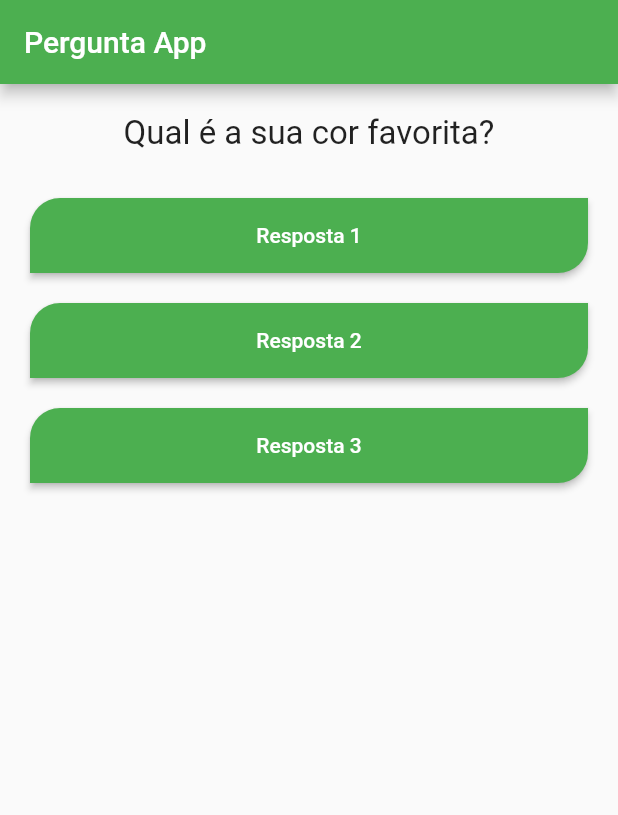
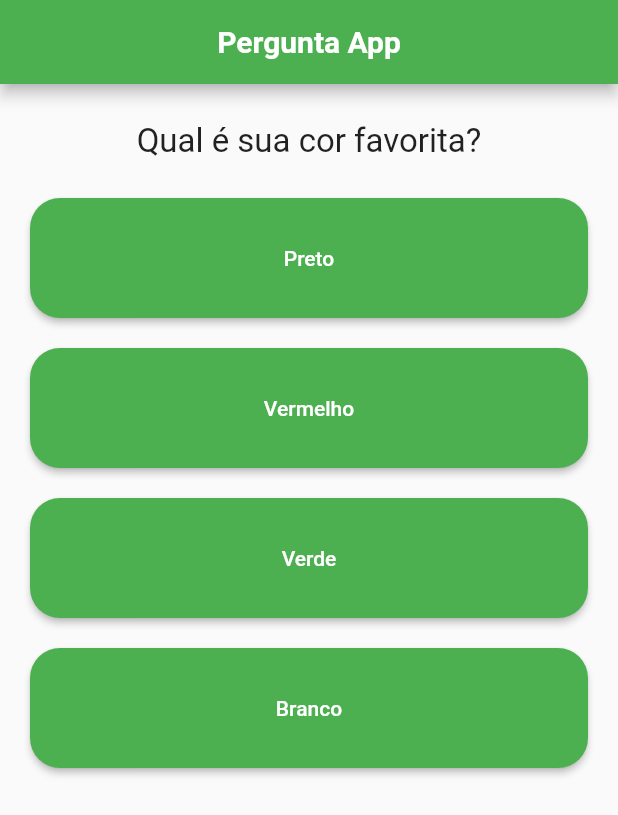
Before and after one commit to matheusoreis/Flutter-Perguntas-App-Estudo, a Flutter app: the screen it shows after launch, on a phone screen of 412 x 824 dp. Shown: the top 815 px of the screen. Run offline on Flutter 3.47's test engine with Material 2 defaults, Android fonts, the phone set to English and light mode, and no system bars.

```diff
--- a/lib/main.dart
+++ b/lib/main.dart
@@ -1,51 +1,84 @@
 import 'package:flutter/material.dart';
 import './questao.dart';
 import './resposta.dart';
+import './resultado.dart';
 
 void main() {
-  runApp(PerguntaApp());
+  runApp(const PerguntaApp());
 }
 
 class PerguntaAppState extends State<PerguntaApp> {
-  int perguntaSelecionada = 0;
+  int _perguntaSelecionada = 0;
+  String textoSucesso = 'Finalizado';
+
+  final List<Map<String, Object>> _perguntas = const [
+    {
+      'texto': 'Qual é sua cor favorita?',
+      'respostas': ['Preto', 'Vermelho', 'Verde', 'Branco'],
+    },
+    {
+      'texto': 'Qual é seu animal favorito?',
+      'respostas': ['Leão', 'Cachorro', 'Coelho', 'Cobra'],
+    },
+    {
+      'texto': 'Qual a sua linguagem de programação predileta?',
+      'respostas': ['C#', 'Dart', 'JavaScript', 'Rust'],
+    },
+  ];
 
   void responder() {
-    setState(() {
-      perguntaSelecionada++;
-    });
+    if (temPerguntaSelecionada) {
+      setState(() {
+        _perguntaSelecionada++;
+      });
+    }
+  }
+
+  bool get temPerguntaSelecionada {
+    return _perguntaSelecionada < _perguntas.length;
   }
 
   @override
   Widget build(BuildContext context) {
-    // Variáveis
-    final perguntas = [
-      'Qual é a sua cor favorita?',
-      'Qual é o seu animal favorito?'
-    ];
+    List<String> respostas = temPerguntaSelecionada
+        ? _perguntas[_perguntaSelecionada].cast()['respostas']
+        : [];
+    List<Widget> widgets = respostas
+        .map(
+          (t) => Botao(texto: t, quandoSelecionado: responder),
+        )
+        .toList();
 
     return MaterialApp(
       title: 'Pergunta APP',
       theme: ThemeData(primarySwatch: Colors.green),
       home: Scaffold(
         appBar: AppBar(
-          title: const Text('Pergunta App'),
+          title: const Text(
+            'Pergunta App',
+            style: TextStyle(
+              fontWeight: FontWeight.w700,
+            ),
+          ),
+          centerTitle: true,
         ),
-        body: Column(
-          children: [
-            Questao(texto: perguntas[perguntaSelecionada]),
-            const Botao(texto: 'Resposta 1'),
-            const Botao(texto: 'Resposta 2'),
-            const Botao(texto: 'Resposta 3'),
-          ],
-        ),
+        body: temPerguntaSelecionada
+            ? Column(
+                children: [
+                  Questao(
+                      texto:
+                          _perguntas[_perguntaSelecionada]['texto'].toString()),
+                  ...widgets,
+                ],
+              )
+            : Resultado(textoSucesso: textoSucesso),
       ),
     );
   }
 }
 
 class PerguntaApp extends StatefulWidget {
-  // ignore: prefer_const_constructors_in_immutables
-  PerguntaApp({Key? key}) : super(key: key);
+  const PerguntaApp({Key? key}) : super(key: key);
 
   @override
   PerguntaAppState createState() {
--- a/lib/questao.dart
+++ b/lib/questao.dart
@@ -9,7 +9,7 @@ class Questao extends StatelessWidget {
   Widget build(BuildContext context) {
     return Container(
       width: double.infinity,
-      margin: const EdgeInsets.all(20.0),
+      margin: const EdgeInsets.only(top: 25.0, bottom: 15.0),
       child: Text(
         texto!,
         style: const TextStyle(
--- a/lib/resposta.dart
+++ b/lib/resposta.dart
@@ -1,30 +1,30 @@
 import 'package:flutter/material.dart';
 
 class Botao extends StatelessWidget {
-  const Botao({Key? key, this.texto}) : super(key: key);
+  const Botao({Key? key, this.texto, required this.quandoSelecionado})
+      : super(key: key);
 
   final String? texto;
+  final void Function() quandoSelecionado;
 
   @override
   Widget build(BuildContext context) {
-    //return Text(texto!);
-
+    //
     return Container(
       width: double.infinity,
       margin: const EdgeInsets.only(left: 20, right: 20, top: 10, bottom: 10),
       child: ElevatedButton(
-          style: ElevatedButton.styleFrom(
-            fixedSize: const Size.fromHeight(50),
-            shape: RoundedRectangleBorder(
-                borderRadius: BorderRadius.only(
-                    topLeft: Radius.circular(20),
-                    bottomRight: Radius.circular(20))),
-          ),
-          onPressed: () {},
-          child: Text(
-            texto!,
-            style: const TextStyle(color: Colors.white),
-          )),
+        style: ElevatedButton.styleFrom(
+          fixedSize: const Size.fromHeight(80),
+          shape:
+              RoundedRectangleBorder(borderRadius: BorderRadius.circular(20.0)),
+        ),
+        onPressed: quandoSelecionado,
+        child: Text(
+          texto!,
+          style: const TextStyle(color: Colors.white),
+        ),
+      ),
     );
   }
 }
--- /dev/null
+++ b/lib/resultado.dart
@@ -0,0 +1,23 @@
+import 'package:flutter/material.dart';
+
+class Resultado extends StatelessWidget {
+  const Resultado({Key? key, required this.textoSucesso}) : super(key: key);
+
+  final String textoSucesso;
+
+  @override
+  Widget build(BuildContext context) {
+    return SizedBox(
+      width: double.infinity,
+      child: Center(
+        child: Text(
+          textoSucesso,
+          style: const TextStyle(
+            fontSize: 22,
+          ),
+          textAlign: TextAlign.center,
+        ),
+      ),
+    );
+  }
+}
```
